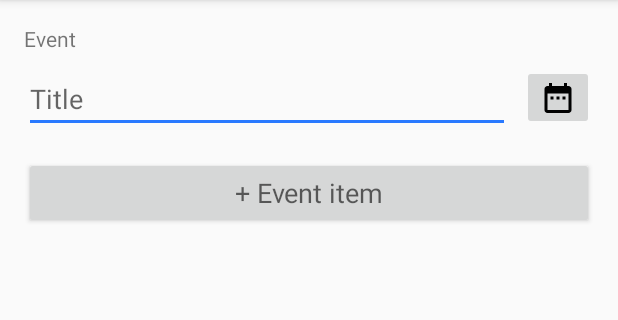
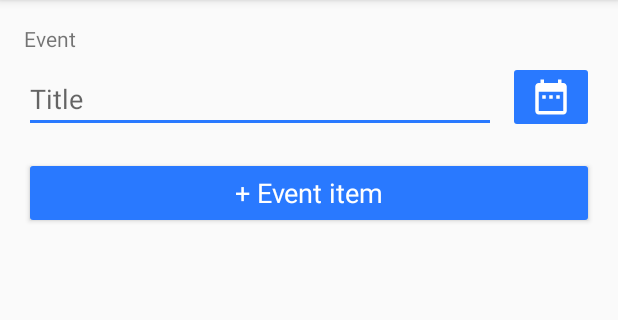
Before and after one commit to StMarysChurch/ChurchAdminApp, an Android app: the AddScheduleActivity screen opened directly, with no data from a screen before it, on a phone screen of 412 x 824 dp, the part 84-404 px from its top. Run offline under Robolectric (Android 15) with nearby library versions, the light colour scheme and no system bars; our stand-ins replace Firebase (no records; nobody signed in at launch, a user with empty details on screens opened directly), data binding.

Commit message:
Buttons now use the app color scheme.
Signed-off-by: RoneyThomas <roneythomas6@gmail.com>

```diff
--- a/app/src/main/java/ca/stmarysorthodoxchurch/churchadmin/Activity/AddScheduleActivity.java
+++ b/app/src/main/java/ca/stmarysorthodoxchurch/churchadmin/Activity/AddScheduleActivity.java
@@ -164,6 +164,7 @@ public class AddScheduleActivity extends AppCompatActivity {
                         }
                     });
                 } else {
+                    Log.d(TAG, "onOptionsItemSelected: "+schedule.getTitle());
                     ScheduleLab.getDatabase("/schedule").push().setValue(schedule).addOnFailureListener(new OnFailureListener() {
                         @Override
                         public void onFailure(@NonNull Exception e) {
--- a/app/src/main/res/drawable/ic_date_range_black_24dp.xml
+++ /dev/null
@@ -1,9 +0,0 @@
-<vector xmlns:android="http://schemas.android.com/apk/res/android"
-        android:width="24dp"
-        android:height="24dp"
-        android:viewportWidth="24.0"
-        android:viewportHeight="24.0">
-    <path
-        android:fillColor="#FF000000"
-        android:pathData="M9,11L7,11v2h2v-2zM13,11h-2v2h2v-2zM17,11h-2v2h2v-2zM19,4h-1L18,2h-2v2L8,4L8,2L6,2v2L5,4c-1.11,0 -1.99,0.9 -1.99,2L3,20c0,1.1 0.89,2 2,2h14c1.1,0 2,-0.9 2,-2L21,6c0,-1.1 -0.9,-2 -2,-2zM19,20L5,20L5,9h14v11z"/>
-</vector>
--- /dev/null
+++ b/app/src/main/res/drawable/ic_date_range_white_24px.xml
@@ -0,0 +1,9 @@
+<vector xmlns:android="http://schemas.android.com/apk/res/android"
+        android:width="24dp"
+        android:height="24dp"
+        android:viewportWidth="24.0"
+        android:viewportHeight="24.0">
+    <path
+        android:pathData="M9,11L7,11v2h2v-2zM13,11h-2v2h2v-2zM17,11h-2v2h2v-2zM19,4h-1L18,2h-2v2L8,4L8,2L6,2v2L5,4c-1.11,0 -1.99,0.9 -1.99,2L3,20c0,1.1 0.89,2 2,2h14c1.1,0 2,-0.9 2,-2L21,6c0,-1.1 -0.9,-2 -2,-2zM19,20L5,20L5,9h14v11z"
+        android:fillColor="#FFFFFF"/>
+</vector>
--- a/app/src/main/res/layout/activity_add_schedule.xml
+++ b/app/src/main/res/layout/activity_add_schedule.xml
@@ -43,21 +43,27 @@
 
         <ImageButton
             android:id="@+id/dateButton"
-            android:layout_width="wrap_content"
-            android:layout_height="43dp"
-            android:src="@drawable/ic_date_range_black_24dp"
+            style="@android:style/Widget.Material.ImageButton"
+            android:layout_width="57dp"
+            android:layout_height="48dp"
+            android:backgroundTint="@color/colorAccent"
+            android:scaleType="fitCenter"
+            android:src="@drawable/ic_date_range_white_24px"
             app:layout_constraintBottom_toBottomOf="@+id/titleEditText"
             app:layout_constraintRight_toLeftOf="@+id/guideline3"
-            app:layout_constraintTop_toTopOf="@+id/titleEditText"
-            app:layout_constraintVertical_bias="0.0" />
+            android:layout_marginRight="0dp"
+            tools:layout_editor_absoluteY="35dp"
+            tools:layout_editor_absoluteX="311dp" />
 
         <Button
             android:id="@+id/addTextView"
+            style="@style/Widget.AppCompat.Button.Colored"
             android:layout_width="0dp"
             android:layout_height="wrap_content"
             android:layout_marginTop="8dp"
             android:text="@string/activity_addscheudle_event_add_button"
             android:textAppearance="@style/TextAppearance.AppCompat.Medium"
+            android:textColor="@android:color/background_light"
             app:layout_constraintLeft_toLeftOf="@+id/guideline1"
             app:layout_constraintRight_toLeftOf="@+id/guideline3"
             app:layout_constraintTop_toBottomOf="@+id/event_recylerView" />
```
